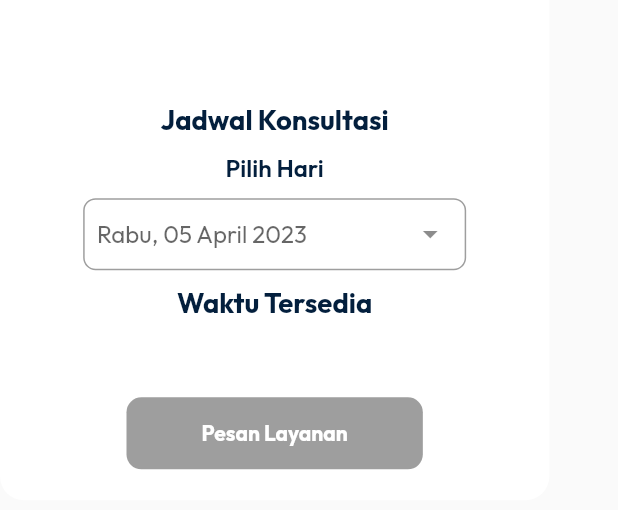
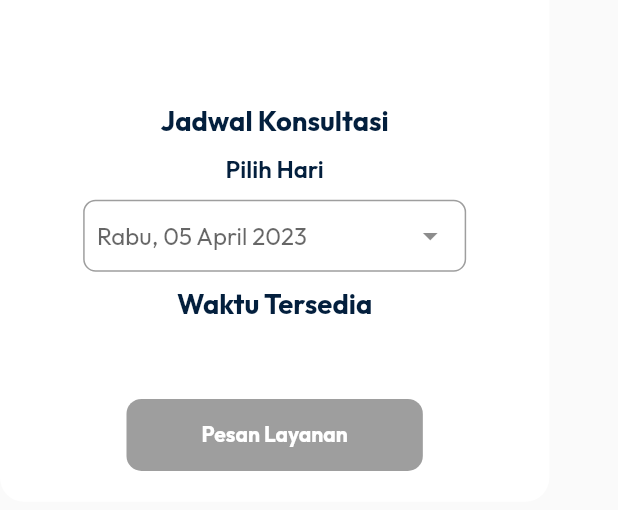
Before and after one commit to superrexy/behome-mobile, a Flutter app: the PsikologCard widget shown alone on an empty page, opened directly with empty values, on a phone screen of 412 x 824 dp. Shown: the part 261-771 px from the top of the screen. Run offline on Flutter 3.47's test engine with Material 2 defaults, Android fonts, the phone set to English and light mode, and no system bars; our stand-ins replace dio, flutter_easyloading, flutter_screenutil, flutter_svg, get, get_storage and 1 more; accounts and stored records are empty; network calls fail.

Commit message:
update: height sizedbox

```diff
--- a/lib/app/widgets/psikolog_card.dart
+++ b/lib/app/widgets/psikolog_card.dart
@@ -91,7 +91,7 @@ class PsikologCard extends StatelessWidget {
               color: AppColors.secondaryColor,
             ),
           ),
-          SizedBox(height: 20.h),
+          SizedBox(height: 21.h),
           Visibility(
             visible: !isAdmin,
             child: Padding(
```
